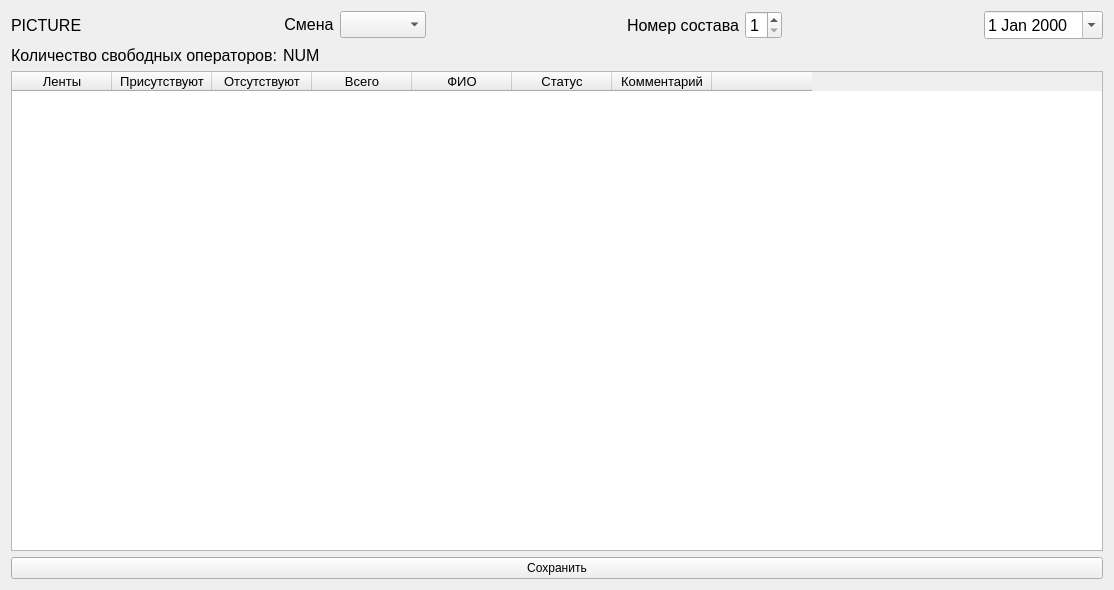
AleksandrShvartz/OPD, file shiftmanager.ui: the form before one commit.
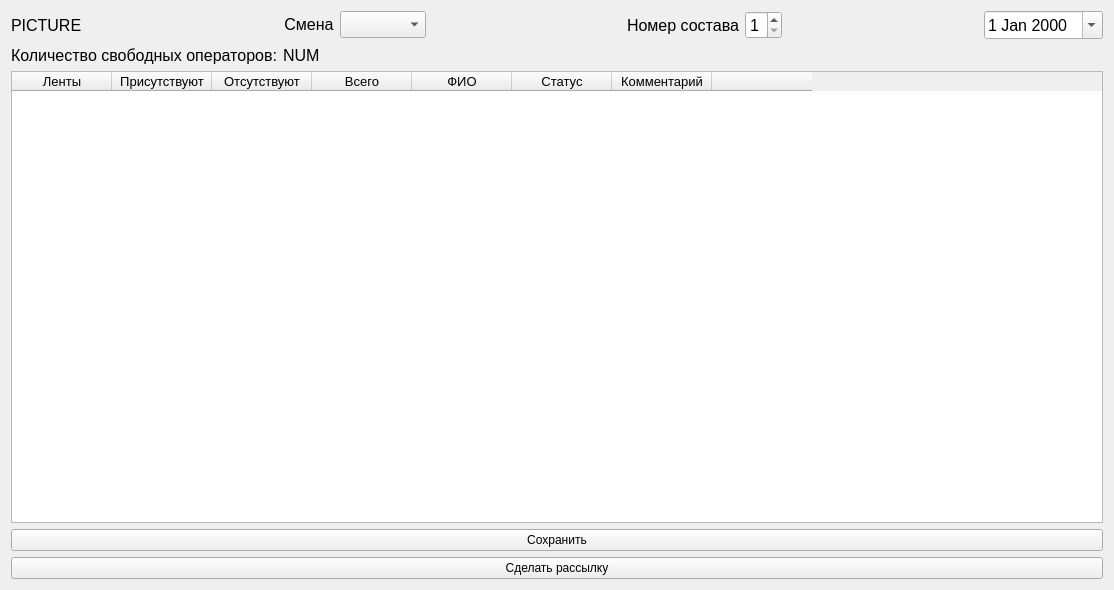
The form after the commit.

Diff of the .ui file:
```diff
--- a/shiftmanager.ui
+++ b/shiftmanager.ui
@@ -247,6 +247,13 @@
      </item>
     </layout>
    </item>
+   <item row="1" column="0">
+    <widget class="QPushButton" name="pushButton_2">
+     <property name="text">
+      <string>Сделать рассылку</string>
+     </property>
+    </widget>
+   </item>
   </layout>
  </widget>
  <resources/>
```
